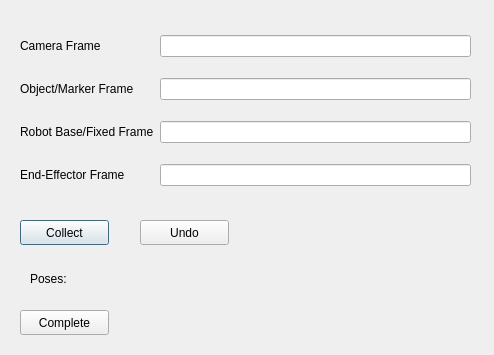
Above: ui/handeye.ui from liushuya7/cn5X before the change. Below: the same form after it.
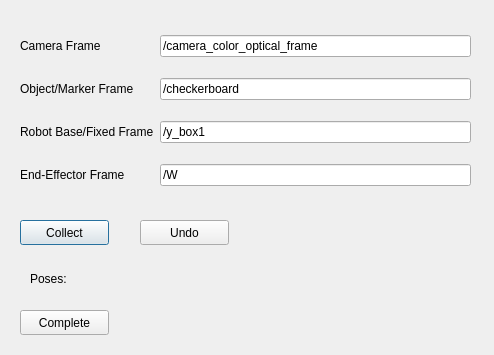
That is the form after the change.

Commit message: working on handeye tf with rolibpy

```diff
--- a/ui/handeye.ui
+++ b/ui/handeye.ui
@@ -24,7 +24,11 @@
    </property>
    <layout class="QGridLayout" name="gridLayout">
     <item row="0" column="1">
-     <widget class="QLineEdit" name="lineEdit_frame_camera"/>
+     <widget class="QLineEdit" name="lineEdit_frame_camera">
+      <property name="text">
+       <string>/camera_color_optical_frame</string>
+      </property>
+     </widget>
     </item>
     <item row="2" column="0">
      <widget class="QLabel" name="label_robot_base">
@@ -34,10 +38,18 @@
      </widget>
     </item>
     <item row="2" column="1">
-     <widget class="QLineEdit" name="lineEdit_frame_robot_base"/>
+     <widget class="QLineEdit" name="lineEdit_frame_robot_base">
+      <property name="text">
+       <string>/y_box1</string>
+      </property>
+     </widget>
     </item>
     <item row="1" column="1">
-     <widget class="QLineEdit" name="lineEdit_frame_object"/>
+     <widget class="QLineEdit" name="lineEdit_frame_object">
+      <property name="text">
+       <string>/checkerboard</string>
+      </property>
+     </widget>
     </item>
     <item row="1" column="0">
      <widget class="QLabel" name="label_object">
@@ -47,7 +59,11 @@
      </widget>
     </item>
     <item row="3" column="1">
-     <widget class="QLineEdit" name="lineEdit_frame_robot_hand"/>
+     <widget class="QLineEdit" name="lineEdit_frame_robot_hand">
+      <property name="text">
+       <string>/W</string>
+      </property>
+     </widget>
     </item>
     <item row="3" column="0">
      <widget class="QLabel" name="label_end_effector">
```
The commit also changes 2 other files.
